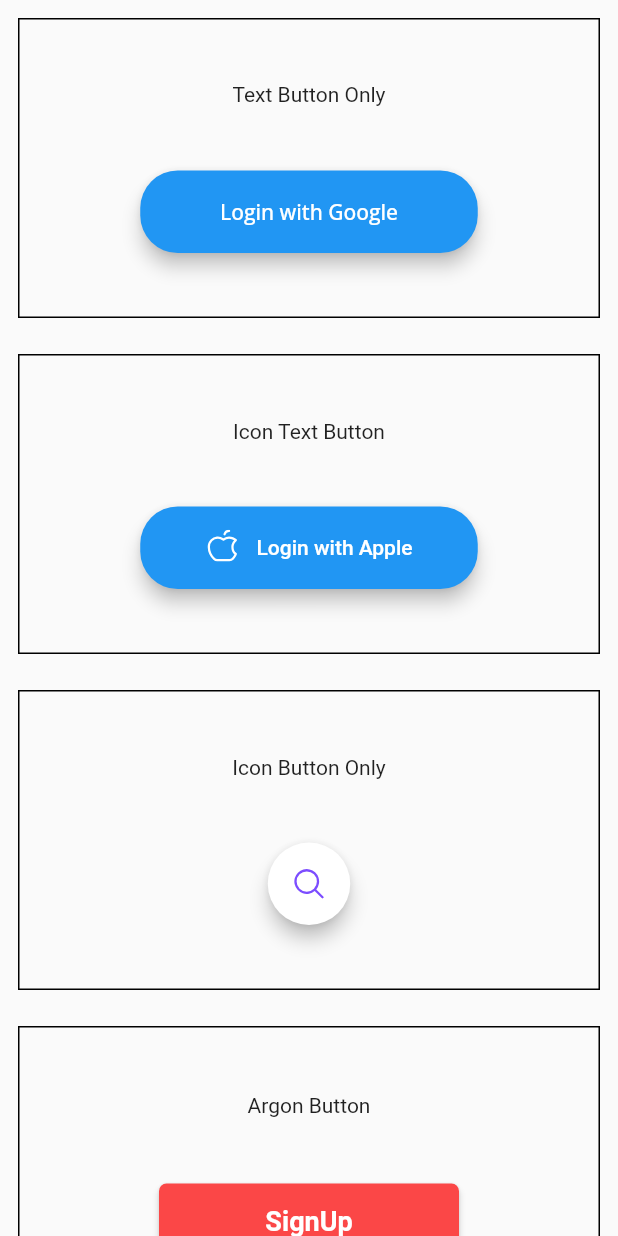
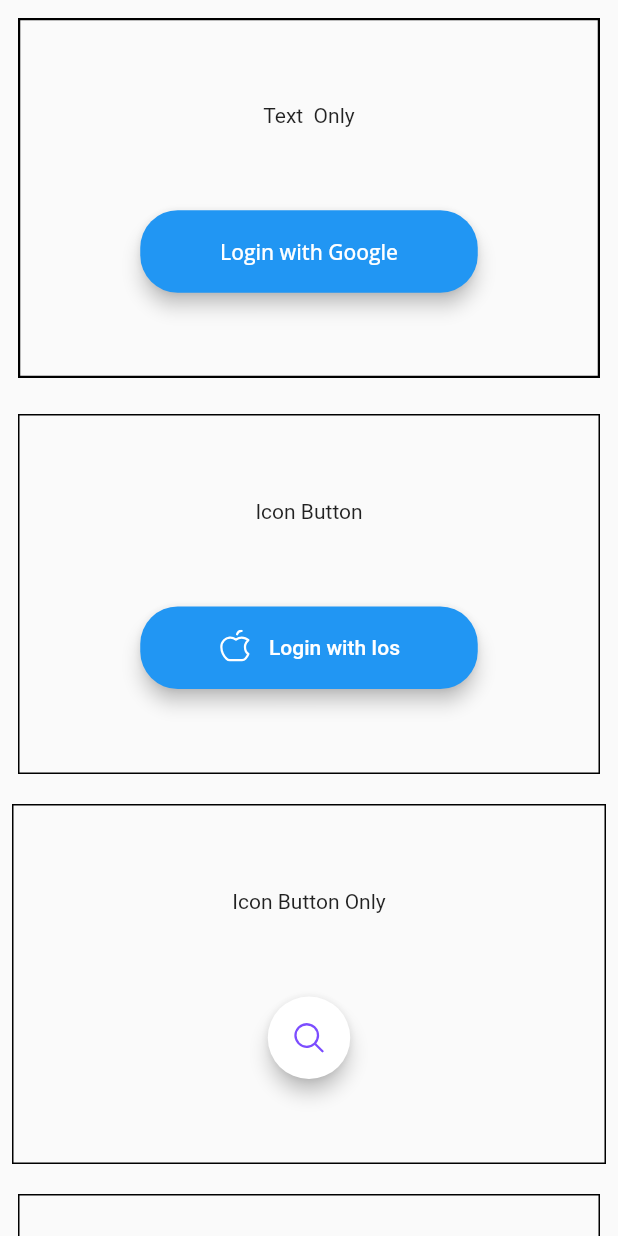
Before and after one commit to mohesu/loading_icon_button, a Flutter app: the screen it shows after launch, on a phone screen of 412 x 824 dp. Run offline on Flutter 3.47's test engine with Material 2 defaults, Android fonts, the phone set to English and light mode, and no system bars; our stand-ins replace google_fonts, phosphor_flutter, rxdart.

Commit message:
Update main.dart

```diff
--- a/example/lib/main.dart
+++ b/example/lib/main.dart
@@ -48,23 +48,23 @@ class _MyAppState extends State<MyApp> with SingleTickerProviderStateMixin {
             children: [
               Container(
                 margin: const EdgeInsets.all(12),
-                height: 200,
+                height: 240, //define in multiple of 8
                 decoration: BoxDecoration(
                   border: Border.all(
                     color: Colors.black,
-                    width: 1,
+                    width: 1.5,
                   ),
                 ),
                 child: Column(
                   crossAxisAlignment: CrossAxisAlignment.center,
                   mainAxisAlignment: MainAxisAlignment.spaceEvenly,
                   children: [
-                    const Text("Text Button Only"),
+                    const Text("Text  Only"),
                     Center(
                       child: LoadingButton(
                         showBox: show,
                         child: Text(
-                          'Login with Google',
+                          'Login with Google', // add other options
                           style: GoogleFonts.openSans().copyWith(
                             fontWeight: FontWeight.w500,
                           ),
@@ -87,7 +87,7 @@ class _MyAppState extends State<MyApp> with SingleTickerProviderStateMixin {
               ),
               Container(
                 margin: const EdgeInsets.all(12),
-                height: 200,
+                height: 240,
                 decoration: BoxDecoration(
                   border: Border.all(
                     color: Colors.black,
@@ -98,11 +98,11 @@ class _MyAppState extends State<MyApp> with SingleTickerProviderStateMixin {
                   crossAxisAlignment: CrossAxisAlignment.center,
                   mainAxisAlignment: MainAxisAlignment.spaceEvenly,
                   children: [
-                    const Text("Icon Text Button"),
+                    const Text("Icon Button"),
                     Center(
                       child: LoadingButton(
                         showBox: show,
-                        child: const Text('Login with Apple'),
+                        child: const Text('Login with Ios'),
                         iconData: PhosphorIcons.appleLogo,
                         onPressed: () {
                           Future.delayed(const Duration(seconds: 1), () {
@@ -120,8 +120,8 @@ class _MyAppState extends State<MyApp> with SingleTickerProviderStateMixin {
                 ),
               ),
               Container(
-                margin: const EdgeInsets.all(12),
-                height: 200,
+                margin: const EdgeInsets.all(8),
+                height: 240,
                 decoration: BoxDecoration(
                   border: Border.all(
                     color: Colors.black,
```
